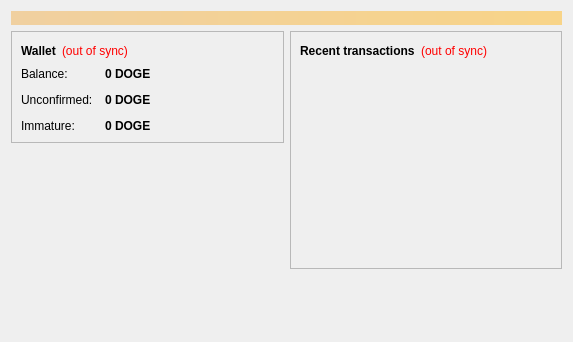
sonountaleban/amigacoin, file src/qt/forms/overviewpage.ui: the form before one commit.
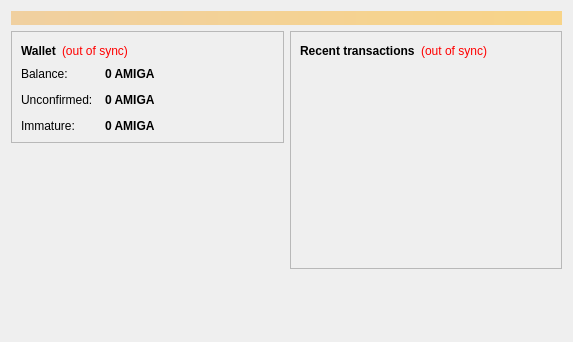
The form after the commit. Icons and pictures are not drawn.

```diff
--- a/src/qt/forms/overviewpage.ui
+++ b/src/qt/forms/overviewpage.ui
@@ -122,7 +122,7 @@
                <string>Your current balance</string>
               </property>
               <property name="text">
-               <string notr="true">0 DOGE</string>
+               <string notr="true">0 AMIGA</string>
               </property>
               <property name="textInteractionFlags">
                <set>Qt::LinksAccessibleByMouse|Qt::TextSelectableByKeyboard|Qt::TextSelectableByMouse</set>
@@ -151,7 +151,7 @@
                <string>Total of transactions that have yet to be confirmed, and do not yet count toward the current balance</string>
               </property>
               <property name="text">
-               <string notr="true">0 DOGE</string>
+               <string notr="true">0 AMIGA</string>
               </property>
               <property name="textInteractionFlags">
                <set>Qt::LinksAccessibleByMouse|Qt::TextSelectableByKeyboard|Qt::TextSelectableByMouse</set>
@@ -177,7 +177,7 @@
                <string>Mined balance that has not yet matured</string>
               </property>
               <property name="text">
-               <string notr="true">0 DOGE</string>
+               <string notr="true">0 AMIGA</string>
               </property>
               <property name="textInteractionFlags">
                <set>Qt::LinksAccessibleByMouse|Qt::TextSelectableByKeyboard|Qt::TextSelectableByMouse</set>
```
Left out of the diff: 4 changed lines with no effect on the pictures.
